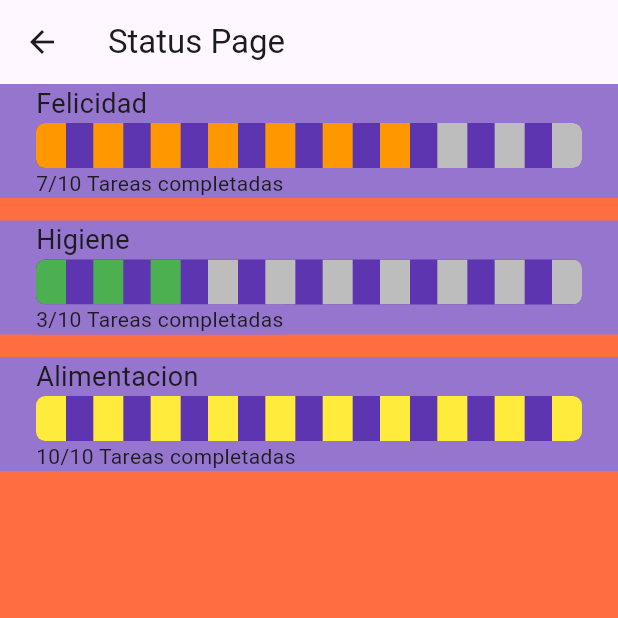
After one commit to jQuera/RealGotchi, a Flutter app: the screen it shows after launch, item 2 of the bottom bar chosen, on a phone screen of 412 x 824 dp, the top half of it. The commit adds this screen. Run offline on Flutter 3.47's test engine with Material 3 defaults, Android fonts, the phone set to English and light mode, and no system bars.

Commit message:
show status page and some content

```diff
--- a/lib/main.dart
+++ b/lib/main.dart
@@ -11,6 +11,7 @@ class MyApp extends StatelessWidget {
   @override
   Widget build(BuildContext context) {
     return MaterialApp(
+      debugShowCheckedModeBanner: false,
       title: 'Flutter Demo',
       theme: ThemeData(
         colorScheme: ColorScheme.fromSeed(seedColor: Colors.deepPurple),
--- a/lib/ui/views/home/home_page.dart
+++ b/lib/ui/views/home/home_page.dart
@@ -1,4 +1,5 @@
 import 'package:flutter/material.dart';
+import 'package:myapp/ui/views/status/pages/status_page.dart';
 
 class HomePage extends StatelessWidget {
   const HomePage({super.key});
@@ -72,21 +73,44 @@ class HomePage extends StatelessWidget {
           Container(
             color: Colors.amber,
             padding: const EdgeInsets.symmetric(horizontal: 24, vertical: 15),
-            child: const Row(
+            child: Row(
               mainAxisAlignment: MainAxisAlignment.spaceAround,
               children: [
-                //TODO: Abrir vista que muestra estado de mascota, un resumen de las tareas realizadas y pendientes
                 BottomButtom(
                   icon: Icons.health_and_safety_rounded,
+                  onPressed: () {
+                    Navigator.push(
+                      context,
+                      MaterialPageRoute(
+                        builder: (context) => const StatusPage(),
+                      ),
+                    );
+                  },
                 ),
                 //TODO: Te devuelve a la vista general de mascota
                 BottomButtom(
                   icon: Icons.pets_rounded,
+                  onPressed: () {
+                    Navigator.push(
+                      context,
+                      MaterialPageRoute(
+                        builder: (context) => const StatusPage(),
+                      ),
+                    );
+                  },
                 ),
                 //TODO: Abrir vista que muestra tareas del dia, agrupadas por tipo
                 //(alimentacion, salud y bienestar, higiene, actividad fisica, comportamiento)
                 BottomButtom(
                   icon: Icons.pending_actions_rounded,
+                  onPressed: () {
+                    Navigator.push(
+                      context,
+                      MaterialPageRoute(
+                        builder: (context) => const StatusPage(),
+                      ),
+                    );
+                  },
                 ),
               ],
             ),
@@ -101,18 +125,22 @@ class BottomButtom extends StatelessWidget {
   const BottomButtom({
     super.key,
     required this.icon,
+    required this.onPressed,
   });
 
   final IconData icon;
-
+  final VoidCallback onPressed;
   @override
   Widget build(BuildContext context) {
-    return Container(
-      decoration: const BoxDecoration(
-        color: Colors.orange,
-        shape: BoxShape.circle,
+    return ElevatedButton(
+      onPressed: () => onPressed(),
+      // decoration: const BoxDecoration(
+      //   color: Colors.orange,
+      //   shape: BoxShape.circle,
+      // ),
+      style: ElevatedButton.styleFrom(
+        padding: const EdgeInsets.all(10),
       ),
-      padding: const EdgeInsets.all(10),
       child: Icon(
         icon,
         size: 35,
--- /dev/null
+++ b/lib/ui/views/status/pages/status_page.dart
@@ -0,0 +1,92 @@
+import 'package:flutter/material.dart';
+//TODO: Vista que muestra estado de mascota, un resumen de las tareas realizadas y pendientes
+
+class StatusPage extends StatelessWidget {
+  const StatusPage({super.key});
+
+  @override
+  Widget build(BuildContext context) {
+    return Scaffold(
+      backgroundColor: Colors.deepOrangeAccent,
+      appBar: AppBar(
+        title: const Text("Status Page"),
+      ),
+      body: const Column(
+        children: [
+          StatusMonitor(
+            title: "Felicidad",
+            quantityCompleted: 7,
+            statusColor: Colors.orange,
+          ),
+          SizedBox(height: 15),
+          StatusMonitor(
+            title: "Higiene",
+            quantityCompleted: 3,
+            statusColor: Colors.green,
+          ),
+          SizedBox(height: 15),
+          StatusMonitor(
+            title: "Alimentacion",
+            quantityCompleted: 10,
+            statusColor: Colors.yellow,
+          )
+        ],
+      ),
+    );
+  }
+}
+
+class StatusMonitor extends StatelessWidget {
+  const StatusMonitor({
+    super.key,
+    required this.title,
+    required this.quantityCompleted,
+    required this.statusColor,
+  });
+
+  final String title;
+  final int quantityCompleted;
+  final Color statusColor;
+  @override
+  Widget build(BuildContext context) {
+    return Container(
+      color: Colors.deepPurple.shade300,
+      padding: const EdgeInsets.symmetric(horizontal: 24),
+      child: Column(
+        crossAxisAlignment: CrossAxisAlignment.start,
+        children: [
+          Text(
+            title,
+            style: const TextStyle(fontSize: 18),
+          ),
+          Container(
+            decoration: BoxDecoration(
+              color: Colors.deepPurple.shade600,
+              borderRadius: BorderRadius.circular(6),
+            ),
+            clipBehavior: Clip.antiAlias,
+            child: Row(
+              mainAxisAlignment: MainAxisAlignment.spaceBetween,
+              children: List.generate(
+                10,
+                (index) {
+                  return Container(
+                    height: 30,
+                    width: 20,
+                    color: index < quantityCompleted
+                        ? statusColor
+                        : Colors.grey.shade400,
+                  );
+                },
+              ),
+            ),
+          ),
+          Container(
+            color: Colors.deepPurple.shade300,
+            child: Text('$quantityCompleted/10 Tareas completadas'),
+          ),
+        ],
+      ),
+    );
+  }
+}
```
